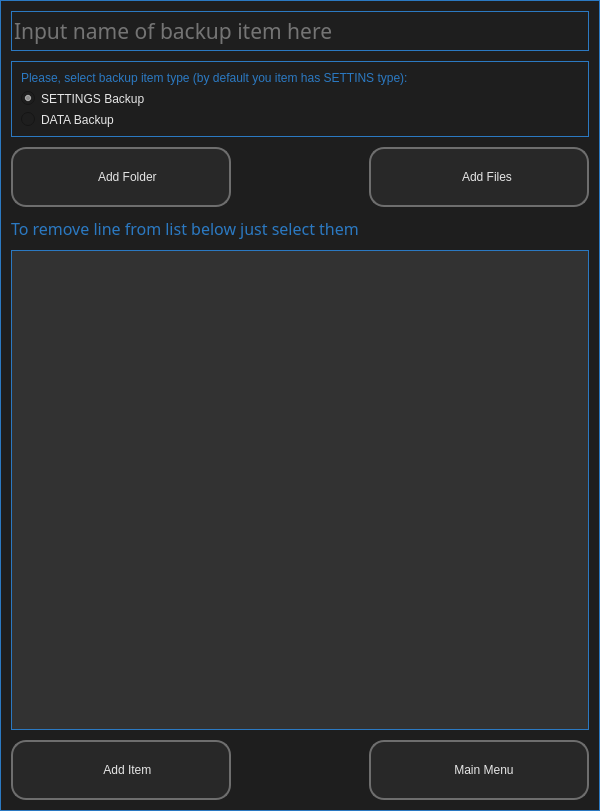
First picture: the form in ui/ui_01_add_item.ui, repository il721/EasyBack, before the edit.
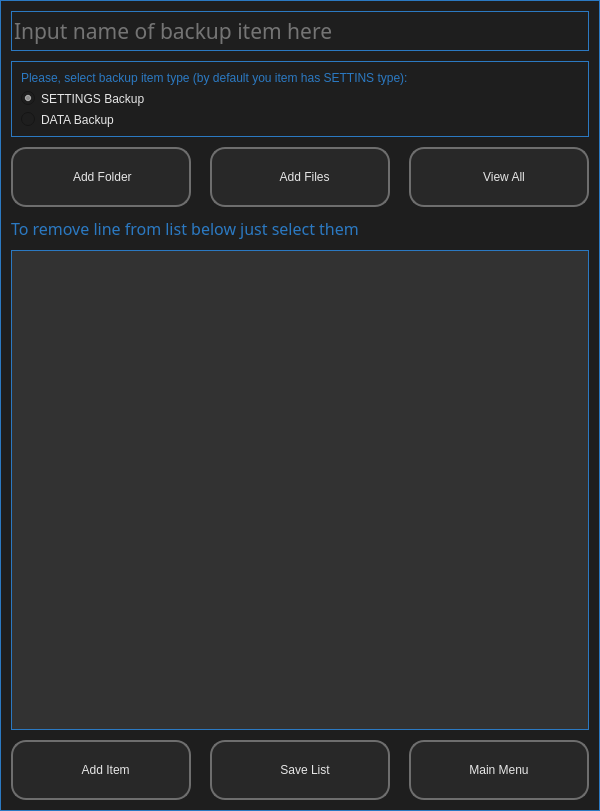
Second picture: the form after the edit. Icons and pictures are not drawn.

```diff
--- a/ui/ui_01_add_item.ui
+++ b/ui/ui_01_add_item.ui
@@ -180,12 +180,12 @@
        </property>
        <property name="minimumSize">
         <size>
-         <width>220</width>
+         <width>180</width>
          <height>60</height>
         </size>
        </property>
        <property name="text">
-        <string>    Add Folder</string>
+        <string> Add Folder</string>
        </property>
        <property name="icon">
         <iconset resource="dop_win_rc.qrc">
@@ -222,12 +222,12 @@
        </property>
        <property name="minimumSize">
         <size>
-         <width>220</width>
+         <width>180</width>
          <height>60</height>
         </size>
        </property>
        <property name="text">
-        <string>     Add Files</string>
+        <string>   Add Files</string>
        </property>
        <property name="icon">
         <iconset resource="dop_win_rc.qrc">
@@ -241,6 +241,48 @@
        </property>
       </widget>
      </item>
+     <item>
+      <spacer name="horizontalSpacer_4">
+       <property name="orientation">
+        <enum>Qt::Horizontal</enum>
+       </property>
+       <property name="sizeHint" stdset="0">
+        <size>
+         <width>40</width>
+         <height>20</height>
+        </size>
+       </property>
+      </spacer>
+     </item>
+     <item>
+      <widget class="QPushButton" name="view_list">
+       <property name="sizePolicy">
+        <sizepolicy hsizetype="Preferred" vsizetype="Preferred">
+         <horstretch>0</horstretch>
+         <verstretch>0</verstretch>
+        </sizepolicy>
+       </property>
+       <property name="minimumSize">
+        <size>
+         <width>180</width>
+         <height>60</height>
+        </size>
+       </property>
+       <property name="text">
+        <string>   View All</string>
+       </property>
+       <property name="icon">
+        <iconset resource="dop_win_rc.qrc">
+         <normaloff>:/icon/icons/GREY/view.svg</normaloff>:/icon/icons/GREY/view.svg</iconset>
+       </property>
+       <property name="iconSize">
+        <size>
+         <width>50</width>
+         <height>50</height>
+        </size>
+       </property>
+      </widget>
+     </item>
     </layout>
    </item>
    <item>
@@ -301,12 +343,12 @@
        </property>
        <property name="minimumSize">
         <size>
-         <width>220</width>
+         <width>180</width>
          <height>60</height>
         </size>
        </property>
        <property name="text">
-        <string>    Add Item</string>
+        <string>   Add Item</string>
        </property>
        <property name="icon">
         <iconset resource="dop_win_rc.qrc">
@@ -333,6 +375,48 @@
        </property>
       </spacer>
      </item>
+     <item>
+      <widget class="QPushButton" name="save_backup_list">
+       <property name="sizePolicy">
+        <sizepolicy hsizetype="Preferred" vsizetype="Preferred">
+         <horstretch>0</horstretch>
+         <verstretch>0</verstretch>
+        </sizepolicy>
+       </property>
+       <property name="minimumSize">
+        <size>
+         <width>180</width>
+         <height>60</height>
+        </size>
+       </property>
+       <property name="text">
+        <string>   Save List</string>
+       </property>
+       <property name="icon">
+        <iconset resource="dop_win_rc.qrc">
+         <normaloff>:/icon/icons/GREY/save.svg</normaloff>:/icon/icons/GREY/save.svg</iconset>
+       </property>
+       <property name="iconSize">
+        <size>
+         <width>40</width>
+         <height>40</height>
+        </size>
+       </property>
+      </widget>
+     </item>
+     <item>
+      <spacer name="horizontalSpacer_3">
+       <property name="orientation">
+        <enum>Qt::Horizontal</enum>
+       </property>
+       <property name="sizeHint" stdset="0">
+        <size>
+         <width>40</width>
+         <height>20</height>
+        </size>
+       </property>
+      </spacer>
+     </item>
      <item>
       <widget class="QPushButton" name="ok">
        <property name="sizePolicy">
@@ -343,12 +427,12 @@
        </property>
        <property name="minimumSize">
         <size>
-         <width>220</width>
+         <width>180</width>
          <height>60</height>
         </size>
        </property>
        <property name="text">
-        <string>   Main Menu</string>
+        <string>Main Menu</string>
        </property>
        <property name="icon">
         <iconset resource="dop_win_rc.qrc">
@@ -356,8 +440,8 @@
        </property>
        <property name="iconSize">
         <size>
-         <width>60</width>
-         <height>60</height>
+         <width>50</width>
+         <height>50</height>
         </size>
        </property>
       </widget>
```
Left out of the diff: 4 changed lines with no effect on the pictures.
